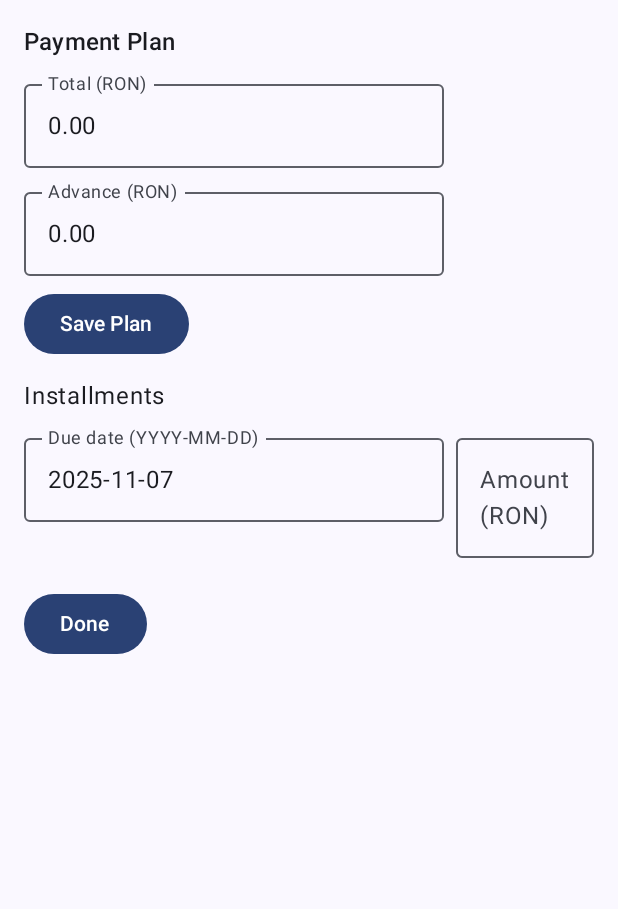
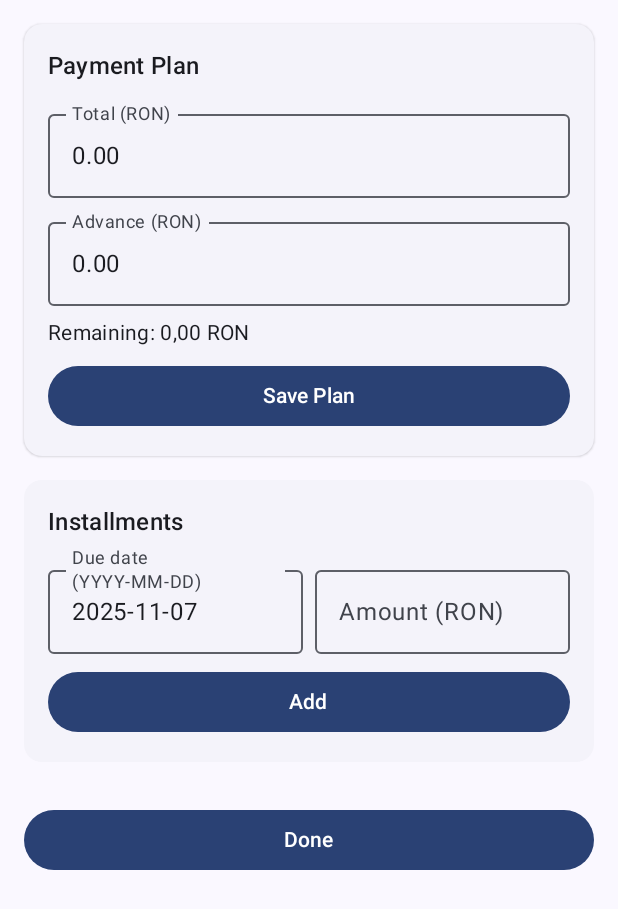
Before and after one commit to Andr3yup-ro/FurnitureWorkshopApp, an Android app built with Jetpack Compose: the composable ProjectPaymentsScreen called with empty values, after a tap on "Save Plan", on a phone screen of 412 x 824 dp. Shown: the top 909 px of the screen. Run offline under Robolectric (Android 15) with nearby library versions, the phone set to English and light mode, and no system bars; our stand-ins replace Dagger/Hilt's generated code, Room's generated code.

Commit message:
feat(ui): modernize Project Payments screen with cards, spacing, status chip, totals; replace list items with elevated cards

```diff
--- a/app/src/main/java/com/predandrei/atelier/ui/screens/ProjectPaymentsScreen.kt
+++ b/app/src/main/java/com/predandrei/atelier/ui/screens/ProjectPaymentsScreen.kt
@@ -30,64 +30,103 @@ fun ProjectPaymentsScreen(projectId: Long, onDone: () -> Unit, vm: PaymentsViewM
     }
 
     Column(Modifier.fillMaxSize().padding(16.dp)) {
+        ElevatedCard(Modifier.fillMaxWidth()) {
+            Column(Modifier.padding(16.dp)) {
                 Text(stringResource(id = com.predandrei.atelier.R.string.payment_plan), style = MaterialTheme.typography.titleMedium)
-        Spacer(Modifier.height(8.dp))
-        OutlinedTextField(value = totalText, onValueChange = { totalText = it.replace(',', '.').filter { it.isDigit() || it == '.' }.let { t ->
+                Spacer(Modifier.height(12.dp))
+                OutlinedTextField(
+                    value = totalText,
+                    onValueChange = { totalText = it.replace(',', '.').filter { it.isDigit() || it == '.' }.let { t ->
                         val first = t.indexOf('.')
                         if (first == -1) t else t.substring(0, first + 1) + t.substring(first + 1).replace(".", "")
-        } }, label = { Text(stringResource(id = com.predandrei.atelier.R.string.total_ron)) })
+                    } },
+                    label = { Text(stringResource(id = com.predandrei.atelier.R.string.total_ron)) },
+                    modifier = Modifier.fillMaxWidth()
+                )
                 Spacer(Modifier.height(8.dp))
-        OutlinedTextField(value = advanceText, onValueChange = { advanceText = it.replace(',', '.').filter { it.isDigit() || it == '.' }.let { t ->
+                OutlinedTextField(
+                    value = advanceText,
+                    onValueChange = { advanceText = it.replace(',', '.').filter { it.isDigit() || it == '.' }.let { t ->
                         val first = t.indexOf('.')
                         if (first == -1) t else t.substring(0, first + 1) + t.substring(first + 1).replace(".", "")
-        } }, label = { Text(stringResource(id = com.predandrei.atelier.R.string.advance_ron)) })
+                    } },
+                    label = { Text(stringResource(id = com.predandrei.atelier.R.string.advance_ron)) },
+                    modifier = Modifier.fillMaxWidth()
+                )
+                Spacer(Modifier.height(8.dp))
+                val total = com.predandrei.atelier.util.MoneyParser.toMinorUnits(totalText)
+                val adv = com.predandrei.atelier.util.MoneyParser.toMinorUnits(advanceText)
+                val remaining = (total - adv).coerceAtLeast(0)
+                Text(
+                    text = "Remaining: ${CurrencyRon.formatMinorUnits(remaining)}",
+                    style = MaterialTheme.typography.bodyMedium
+                )
                 Spacer(Modifier.height(8.dp))
                 Button(onClick = {
-            val total = com.predandrei.atelier.util.MoneyParser.toMinorUnits(totalText)
-            val adv = com.predandrei.atelier.util.MoneyParser.toMinorUnits(advanceText)
                     vm.upsertPlan(PaymentPlan(id = planState?.id ?: 0L, projectId = projectId, totalRon = total, advanceRon = adv))
-        }) { Text(stringResource(id = com.predandrei.atelier.R.string.save_plan)) }
+                }, modifier = Modifier.fillMaxWidth()) { Text(stringResource(id = com.predandrei.atelier.R.string.save_plan)) }
+            }
+        }
 
+        Spacer(Modifier.height(16.dp))
+        ElevatedCard(Modifier.fillMaxWidth()) {
+            Column(Modifier.padding(16.dp)) {
+                Text(stringResource(id = com.predandrei.atelier.R.string.installments), style = MaterialTheme.typography.titleMedium)
                 Spacer(Modifier.height(12.dp))
-        Text(stringResource(id = com.predandrei.atelier.R.string.installments))
-        Spacer(Modifier.height(8.dp))
                 // Simple add installment row
                 var dueDate by remember { mutableStateOf(java.time.LocalDate.now().toString()) }
                 var amountText by remember { mutableStateOf("") }
-        Row(horizontalArrangement = Arrangement.spacedBy(8.dp)) {
-            OutlinedTextField(value = dueDate, onValueChange = { dueDate = it }, label = { Text(stringResource(id = com.predandrei.atelier.R.string.due_date)) })
-            OutlinedTextField(value = amountText, onValueChange = { amountText = it.replace(',', '.').filter { it.isDigit() || it == '.' }.let { t ->
+                Row(horizontalArrangement = Arrangement.spacedBy(8.dp), modifier = Modifier.fillMaxWidth()) {
+                    OutlinedTextField(
+                        value = dueDate,
+                        onValueChange = { dueDate = it },
+                        label = { Text(stringResource(id = com.predandrei.atelier.R.string.due_date)) },
+                        modifier = Modifier.weight(1f)
+                    )
+                    OutlinedTextField(
+                        value = amountText,
+                        onValueChange = { amountText = it.replace(',', '.').filter { it.isDigit() || it == '.' }.let { t ->
                             val first = t.indexOf('.')
                             if (first == -1) t else t.substring(0, first + 1) + t.substring(first + 1).replace(".", "")
-            } }, label = { Text(stringResource(id = com.predandrei.atelier.R.string.amount_ron)) })
+                        } },
+                        label = { Text(stringResource(id = com.predandrei.atelier.R.string.amount_ron)) },
+                        modifier = Modifier.weight(1f)
+                    )
+                }
+                Spacer(Modifier.height(8.dp))
                 Button(onClick = {
                     val planId = planState?.id ?: return@Button
                     val amt = com.predandrei.atelier.util.MoneyParser.toMinorUnits(amountText)
                     if (amt > 0) vm.upsertInstallments(Installment(planId = planId, dueDate = dueDate, amountRon = amt))
                     amountText = ""
-            }) { Text(stringResource(id = com.predandrei.atelier.R.string.add)) }
+                }, modifier = Modifier.fillMaxWidth()) { Text(stringResource(id = com.predandrei.atelier.R.string.add)) }
+            }
         }
 
-        Spacer(Modifier.height(8.dp))
+        Spacer(Modifier.height(16.dp))
         val currentPlan = planState
         if (currentPlan != null) {
             val inst by vm.installments(currentPlan.id).collectAsState()
-            LazyColumn(verticalArrangement = Arrangement.spacedBy(6.dp)) {
+            LazyColumn(verticalArrangement = Arrangement.spacedBy(10.dp)) {
                 items(inst, key = { it.id }) { ins ->
-                    ListItem(
-                        headlineContent = { Text("${ins.dueDate}") },
-                        supportingContent = { Text(if (ins.paid) stringResource(id = com.predandrei.atelier.R.string.paid) else stringResource(id = com.predandrei.atelier.R.string.unpaid)) },
-                        trailingContent = { Text(CurrencyRon.formatMinorUnits(ins.amountRon)) }
-                    )
-                    Row(horizontalArrangement = Arrangement.spacedBy(8.dp), modifier = Modifier.padding(start = 16.dp, bottom = 8.dp)) {
+                    ElevatedCard(Modifier.fillMaxWidth()) {
+                        Column(Modifier.padding(12.dp)) {
+                            Row(Modifier.fillMaxWidth(), horizontalArrangement = Arrangement.SpaceBetween) {
+                                Text(ins.dueDate, style = MaterialTheme.typography.titleSmall)
+                                Text(CurrencyRon.formatMinorUnits(ins.amountRon), style = MaterialTheme.typography.titleSmall)
+                            }
+                            Spacer(Modifier.height(6.dp))
+                            Row(horizontalArrangement = Arrangement.spacedBy(8.dp)) {
+                                AssistChip(onClick = {}, label = { Text(if (ins.paid) stringResource(id = com.predandrei.atelier.R.string.paid) else stringResource(id = com.predandrei.atelier.R.string.unpaid)) })
                                 if (!ins.paid) Button(onClick = { vm.markPaid(ins, projectId) }) { Text(stringResource(id = com.predandrei.atelier.R.string.mark_paid)) }
                             }
-                    Divider()
+                        }
+                    }
                 }
             }
         }
 
         Spacer(Modifier.height(12.dp))
-        Button(onClick = onDone) { Text(stringResource(id = com.predandrei.atelier.R.string.done)) }
+        Button(onClick = onDone, modifier = Modifier.fillMaxWidth()) { Text(stringResource(id = com.predandrei.atelier.R.string.done)) }
     }
 }
```
Lines whose indentation alone changed are shown as unchanged.
